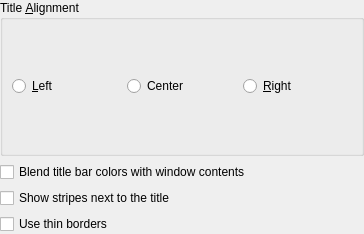
Old version of the form clients/ozone/config/oxygenconfig.ui in the repository KDE/kwin.
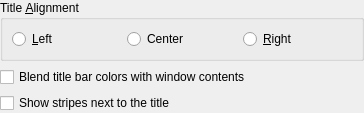
New version of the form.

The edit to the form file:
```diff
--- a/clients/ozone/config/oxygenconfig.ui
+++ b/clients/ozone/config/oxygenconfig.ui
@@ -7,7 +7,7 @@
     <x>0</x>
     <y>0</y>
     <width>364</width>
-    <height>234</height>
+    <height>92</height>
    </rect>
   </property>
   <property name="windowTitle">
@@ -70,13 +70,6 @@
      </property>
     </widget>
    </item>
-   <item>
-    <widget class="QCheckBox" name="thinBorders">
-     <property name="text">
-      <string>Use thin borders</string>
-     </property>
-    </widget>
-   </item>
   </layout>
  </widget>
   <resources/>
```
